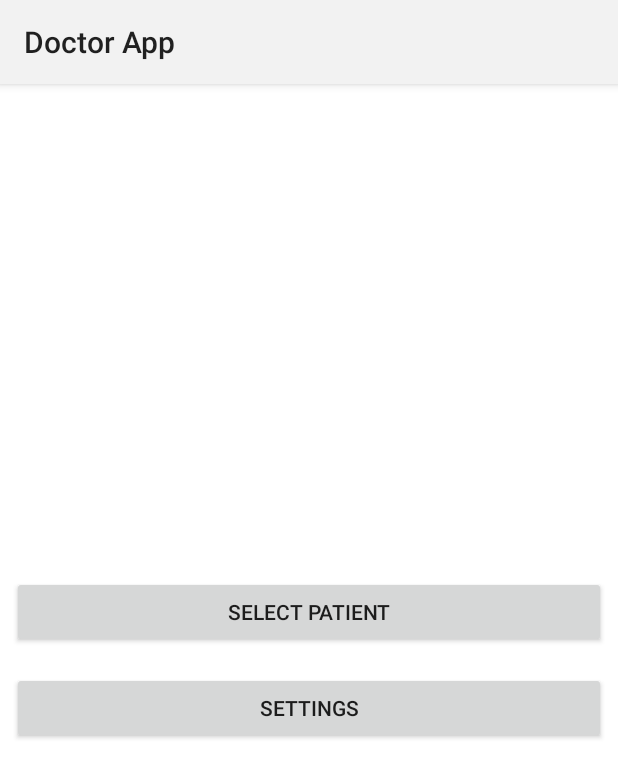
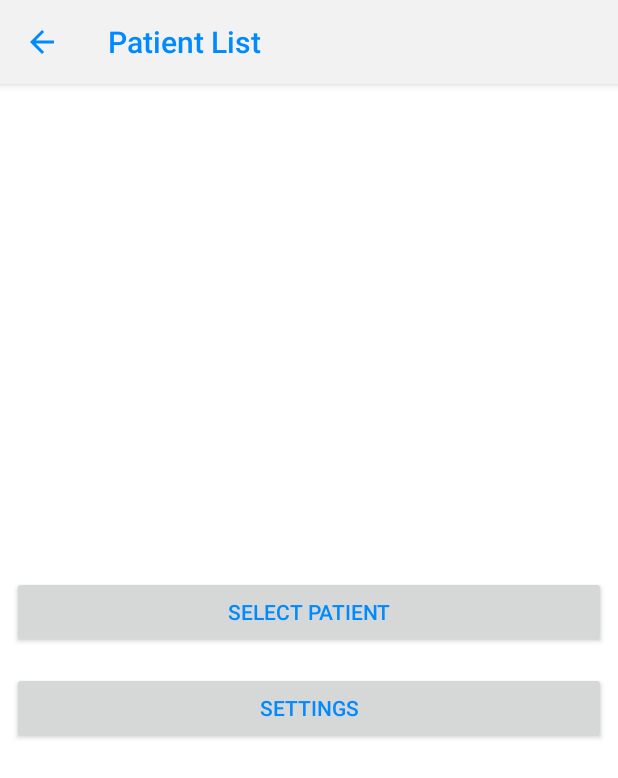
Before and after one commit to testacnt145/waterphobiavrdr, an Android app: the screen it shows after launch (MainActivity before the commit, PatientListActivity after it), after a tap on "SELECT PATIENT", on a phone screen of 412 x 824 dp. Shown: the top 778 px of the screen. Run offline under Robolectric (Android 15) with nearby library versions, the phone set to English and light mode, and no system bars; our stand-ins replace Dagger/Hilt's generated code, Firebase (no records; nobody signed in at launch, a user with empty details on screens opened directly), Timber, data binding.

Commit message:
[1.0][1000] [select patient] initial work

```diff
--- a/app/src/main/AndroidManifest.xml
+++ b/app/src/main/AndroidManifest.xml
@@ -18,6 +18,9 @@
                 <category android:name="android.intent.category.LAUNCHER" />
             </intent-filter>
         </activity>
+        <activity
+            android:label="@string/title_patient_list"
+            android:name=".ui.feature.patientlist.PatientListActivity" />
         <activity android:name=".ui.feature.brandlist.BrandListActivity" />
         <activity android:name=".ui.feature.newbrand.NewBrandActivity" />
     </application>
--- a/app/src/main/java/com/waterphobiadr/di/component/ApplicationComponent.java
+++ b/app/src/main/java/com/waterphobiadr/di/component/ApplicationComponent.java
@@ -5,6 +5,7 @@ import com.waterphobiadr.App;
 import com.waterphobiadr.di.Singleton;
 import com.waterphobiadr.di.module.DataSourceModule;
 import com.waterphobiadr.ui.feature.main.MainActivity;
+import com.waterphobiadr.ui.feature.patientlist.PatientListActivity;
 
 import dagger.Component;
 /*
@@ -19,4 +20,5 @@ public interface ApplicationComponent {
 
     //______________________________________________________________________________________________
     void injectMainActivity(MainActivity activity);
+    void injectPatientListActivity(PatientListActivity activity);
 }
--- a/app/src/main/java/com/waterphobiadr/ui/feature/main/MainActivity.java
+++ b/app/src/main/java/com/waterphobiadr/ui/feature/main/MainActivity.java
@@ -1,5 +1,6 @@
 package com.waterphobiadr.ui.feature.main;
 
+import android.content.Intent;
 import android.databinding.DataBindingUtil;
 import android.os.Bundle;
 import android.support.v7.app.ActionBar;
@@ -10,6 +11,8 @@ import com.waterphobiadr.R;
 import com.waterphobiadr.data.Repository;
 import com.waterphobiadr.databinding.ActivityMainBinding;
 import com.waterphobiadr.ui.base.BaseActivity;
+import com.waterphobiadr.ui.feature.patientlist.PatientListActivity;
+
 import javax.inject.Inject;
 /*
  * Created by shayan.rais on 20/12/2017.
@@ -27,7 +30,6 @@ public class MainActivity extends BaseActivity implements MainContract.View {
     protected void onCreate(Bundle savedInstanceState) {
         super.onCreate(savedInstanceState);
         binding = DataBindingUtil.setContentView(this, R.layout.activity_main);
-        getWindow().setBackgroundDrawable(null);
         App.getInstance().getComponent().injectMainActivity(this);
         presenter = new MainPresenter(this, repository);
         presenter.setupIntent(getIntent());
@@ -52,7 +54,8 @@ public class MainActivity extends BaseActivity implements MainContract.View {
         binding.patient.setOnClickListener(new View.OnClickListener() {
             @Override
             public void onClick(View view) {
-                Toast.makeText(MainActivity.this, "Patient Clicked", Toast.LENGTH_SHORT).show();
+                Intent intent = new Intent(MainActivity.this, PatientListActivity.class);
+                startActivity(intent);
             }
         });
         binding.settings.setOnClickListener(new View.OnClickListener() {
--- /dev/null
+++ b/app/src/main/java/com/waterphobiadr/ui/feature/patientlist/PatientListActivity.java
@@ -0,0 +1,75 @@
+package com.waterphobiadr.ui.feature.patientlist;
+
+import android.databinding.DataBindingUtil;
+import android.os.Bundle;
+import android.support.v7.app.ActionBar;
+import android.view.MenuItem;
+import android.view.View;
+import android.widget.Toast;
+import com.waterphobiadr.App;
+import com.waterphobiadr.R;
+import com.waterphobiadr.data.Repository;
+import com.waterphobiadr.databinding.ActivityPatientListBinding;
+import com.waterphobiadr.ui.base.BaseActivity;
+import javax.inject.Inject;
+/*
+ * Created by shayan.rais on 20/12/2017.
+ */
+
+public class PatientListActivity extends BaseActivity implements PatientListContract.View {
+
+    //5 lines
+    ActivityPatientListBinding binding;
+    @Inject
+    Repository repository;
+    PatientListPresenter presenter;
+
+    @Override
+    protected void onCreate(Bundle savedInstanceState) {
+        super.onCreate(savedInstanceState);
+        binding = DataBindingUtil.setContentView(this, R.layout.activity_patient_list);
+        App.getInstance().getComponent().injectPatientListActivity(this);
+        presenter = new PatientListPresenter(this, repository);
+        presenter.setupIntent(getIntent());
+    }
+
+    //______________________________________________________________________________________________
+    @Override
+    public boolean onOptionsItemSelected(MenuItem item) {
+        switch (item.getItemId()) {
+            case android.R.id.home:
+                finish();
+                break;
+        }
+        return super.onOptionsItemSelected(item);
+    }
+
+    //______________________________________________________________________________________________ CREATE
+    @Override
+    public void setupToolbar() {
+        setSupportActionBar(binding.toolbar);
+        ActionBar actionBar = getSupportActionBar();
+        if (actionBar != null)
+            actionBar.setDisplayHomeAsUpEnabled(true);
+    }
+
+    @Override
+    public void setupLayout() {
+    }
+
+    @Override
+    public void setupClickListeners() {
+        binding.patient.setOnClickListener(new View.OnClickListener() {
+            @Override
+            public void onClick(View view) {
+                Toast.makeText(PatientListActivity.this, "Patient Clicked", Toast.LENGTH_SHORT).show();
+            }
+        });
+        binding.settings.setOnClickListener(new View.OnClickListener() {
+            @Override
+            public void onClick(View view) {
+                Toast.makeText(PatientListActivity.this, "Settings Clicked", Toast.LENGTH_SHORT).show();
+            }
+        });
+    }
+}
--- /dev/null
+++ b/app/src/main/java/com/waterphobiadr/ui/feature/patientlist/PatientListContract.java
@@ -0,0 +1,20 @@
+package com.waterphobiadr.ui.feature.patientlist;
+
+import com.waterphobiadr.ui.base.BasePresenter;
+import com.waterphobiadr.ui.base.BaseView;
+/*
+ * Created by shayan.rais on 20/12/2017.
+ */
+
+public class PatientListContract {
+
+    public interface View extends BaseView<Presenter> {
+        void setupToolbar();
+        void setupLayout();
+        void setupClickListeners();
+    }
+
+    public interface Presenter extends BasePresenter {
+
+    }
+}
--- /dev/null
+++ b/app/src/main/java/com/waterphobiadr/ui/feature/patientlist/PatientListPresenter.java
@@ -0,0 +1,33 @@
+package com.waterphobiadr.ui.feature.patientlist;
+
+import android.content.Intent;
+import android.os.Bundle;
+import com.waterphobiadr.data.Repository;
+/*
+ * Created by shayan.rais on 20/12/2017.
+ */
+
+public class PatientListPresenter implements PatientListContract.Presenter {
+
+    private final PatientListContract.View view;
+    private final Repository repository;
+
+
+    PatientListPresenter(PatientListContract.View view, Repository repository) {
+        this.view = view;
+        this.repository = repository;
+    }
+
+    //______________________________________________________________________________________________
+    @Override
+    public void setupIntent(Intent intent) {
+        view.setupToolbar();
+        view.setupLayout();
+        view.setupClickListeners();
+    }
+
+    @Override
+    public void setupFragmentIntent(Bundle bundle) {
+
+    }
+}
--- /dev/null
+++ b/app/src/main/res/layout/activity_patient_list.xml
@@ -0,0 +1,39 @@
+<?xml version="1.0" encoding="utf-8"?>
+<layout xmlns:android="http://schemas.android.com/apk/res/android"
+    xmlns:tools="http://schemas.android.com/tools">
+    <LinearLayout
+        android:layout_width="match_parent"
+        android:layout_height="match_parent"
+        android:orientation="vertical"
+        android:background="@android:color/white"
+        tools:context=".ui.feature.about.AboutActivity">
+        <android.support.design.widget.AppBarLayout
+            android:layout_width="match_parent"
+            android:layout_height="wrap_content">
+            <android.support.v7.widget.Toolbar
+                android:id="@id/toolbar"
+                android:layout_width="match_parent"
+                android:layout_height="wrap_content"
+                android:background="@color/colorPrimary" />
+        </android.support.design.widget.AppBarLayout>
+        <LinearLayout
+            android:layout_width="match_parent"
+            android:layout_height="match_parent"
+            android:gravity="center"
+            android:orientation="vertical">
+            <Button
+                android:id="@id/patient"
+                android:layout_width="match_parent"
+                android:layout_height="wrap_content"
+                android:layout_margin="8dp"
+                android:text="@string/select_patient"/>
+            <Button
+                android:id="@id/settings"
+                android:layout_width="match_parent"
+                android:layout_height="wrap_content"
+                android:layout_margin="8dp"
+                android:text="@string/settings"/>
+        </LinearLayout>
+
+    </LinearLayout>
+</layout>
--- a/app/src/main/res/values/colors.xml
+++ b/app/src/main/res/values/colors.xml
@@ -3,5 +3,9 @@
     <color name="colorPrimary">#f2f2f2</color>
     <color name="colorPrimaryDark">#ff008aff</color>
     <color name="colorAccent">#ff008aff</color>
+    <color name="action_mode">@color/colorPrimary</color>
+    <color name="textColorPrimary">@color/appLogo</color>
+    <color name="appLogo">#ff008aff</color>
+
     <color name="buttonLabel">#d3d3d3</color>
 </resources>
--- a/app/src/main/res/values/strings.xml
+++ b/app/src/main/res/values/strings.xml
@@ -1,5 +1,7 @@
 <resources>
     <string name="app_name">Doctor App</string>
+    <string name="title_patient_list">Patient List</string>
+
     <string name="action_settings">Settings</string>
     <string name="hint_brand">Brand…</string>
     <string name="button_save">Save</string>
--- a/app/src/main/res/values/styles.xml
+++ b/app/src/main/res/values/styles.xml
@@ -1,11 +1,27 @@
 <resources>
 
     <!-- Base application theme. -->
-    <style name="AppTheme" parent="Theme.AppCompat.Light.DarkActionBar">
-        <!-- Customize your theme here. -->
+    <style name="AppTheme" parent="Theme.AppCompat.Light.NoActionBar">
         <item name="colorPrimary">@color/colorPrimary</item>
         <item name="colorPrimaryDark">@color/colorPrimaryDark</item>
         <item name="colorAccent">@color/colorAccent</item>
+        <item name="android:windowBackground">@color/background_material_light</item>
+        <!-- [ui_: toolbar error] -->
+        <!-- https://stackoverflow.com/a/26515159 -->
+        <item name="windowActionBar">false</item>
+        <item name="windowActionBarOverlay">true</item>
+        <item name="windowNoTitle">true</item>
+        <!-- [ui_: CAB] -->
+        <!-- http://stackoverflow.com/questions/26443403/toolbar-and-contextual-actionbar-with-appcompat-v7 -->
+        <item name="windowActionModeOverlay">true</item>
+        <!-- CAB Color -->
+        <item name="actionModeBackground">@color/action_mode</item>
+        <!-- [ui_: Toolbar Text Color] -->
+        <!-- https://stackoverflow.com/a/27006348 -->
+        <item name="android:textColorPrimary">@color/textColorPrimary</item>
+        <!-- [ui_: Toolbar Button Color] -->
+        <!-- https://stackoverflow.com/a/27517878 -->
+        <item name="colorControlNormal">@color/textColorPrimary</item>
     </style>
 
     <style name="AppTheme.NoActionBar">
```
